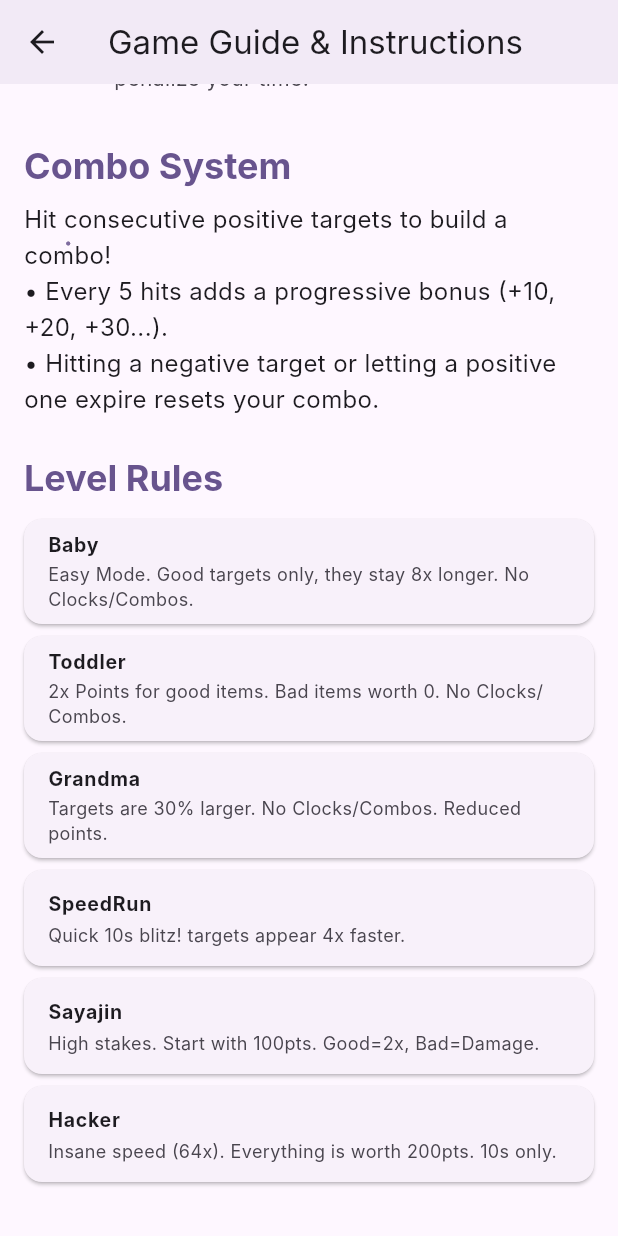
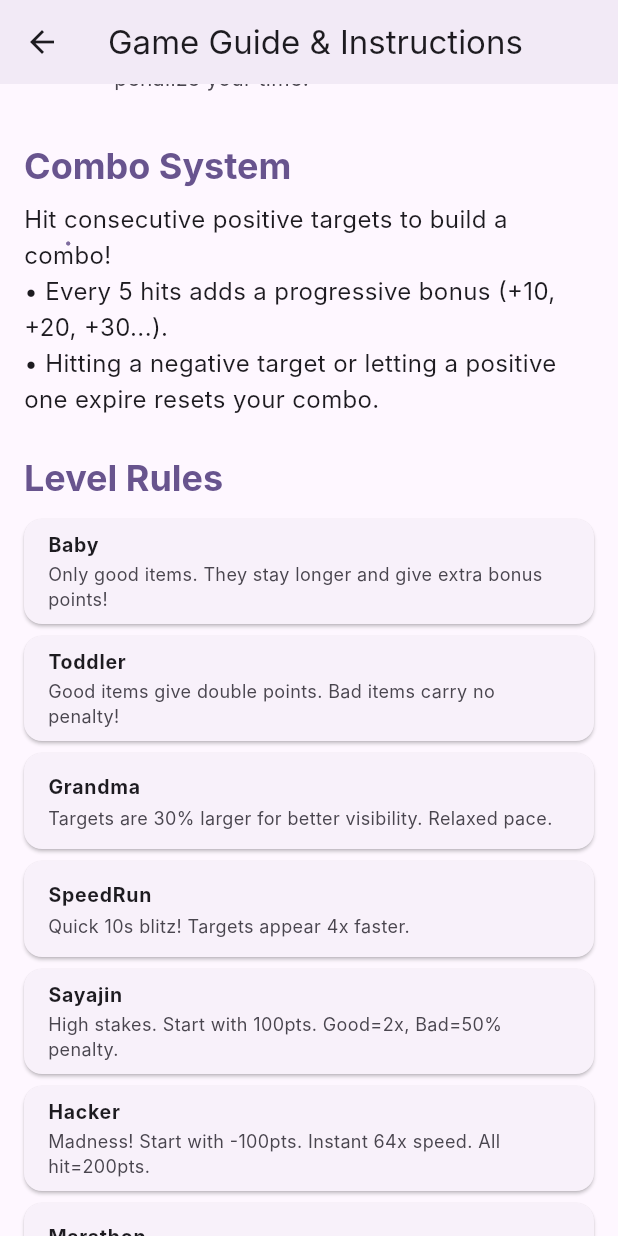
Before and after one commit to martynfigueiredo/aimcat, a Flutter app: the HelpScreen screen opened directly, scrolled down 576 dp, on a phone screen of 412 x 824 dp. Run offline on Flutter 3.47's test engine with Material 3 defaults, Android fonts, the light colour scheme and no system bars; our stand-ins replace share_plus, shared_preferences; missing offline and left inert: flame; accounts and stored records are empty; Roboto replaces fonts that are missing (Inter).

Commit message:
feat: add game guide help screen and update README with detailed game modes and features.

```diff
--- a/lib/help_screen.dart
+++ b/lib/help_screen.dart
@@ -212,12 +212,14 @@ class _LevelRulesSection extends StatelessWidget {
       crossAxisAlignment: CrossAxisAlignment.start,
       children: [
         _SectionHeader('Level Rules'),
-        _LevelInfo('Baby', 'Easy Mode. Good targets only, they stay 8x longer. No Clocks/Combos.'),
-        _LevelInfo('Toddler', '2x Points for good items. Bad items worth 0. No Clocks/Combos.'),
-        _LevelInfo('Grandma', 'Targets are 30% larger. No Clocks/Combos. Reduced points.'),
-        _LevelInfo('SpeedRun', 'Quick 10s blitz! targets appear 4x faster.'),
-        _LevelInfo('Sayajin', 'High stakes. Start with 100pts. Good=2x, Bad=Damage.'),
-        _LevelInfo('Hacker', 'Insane speed (64x). Everything is worth 200pts. 10s only.'),
+        _LevelInfo('Baby', 'Only good items. They stay longer and give extra bonus points!'),
+        _LevelInfo('Toddler', 'Good items give double points. Bad items carry no penalty!'),
+        _LevelInfo('Grandma', 'Targets are 30% larger for better visibility. Relaxed pace.'),
+        _LevelInfo('SpeedRun', 'Quick 10s blitz! Targets appear 4x faster.'),
+        _LevelInfo('Sayajin', 'High stakes. Start with 100pts. Good=2x, Bad=50% penalty.'),
+        _LevelInfo('Hacker', 'Madness! Start with -100pts. Instant 64x speed. All hit=200pts.'),
+        _LevelInfo('Marathon', 'Standard 90s endurance test.'),
+        _LevelInfo('Ultra Marathon', '5-minute ultimate test of focus.'),
         SizedBox(height: 16),
       ],
     );
```
Also changed, not shown: 1 other file.
